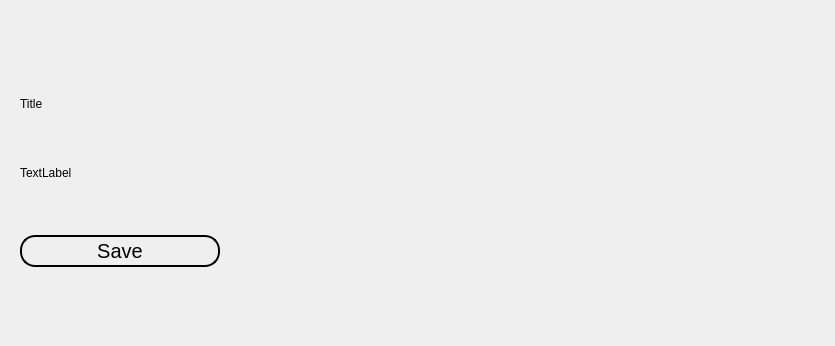
Above: ui/result.ui from Achu-Worifung/quickMove before the change. Below: the same form after it.
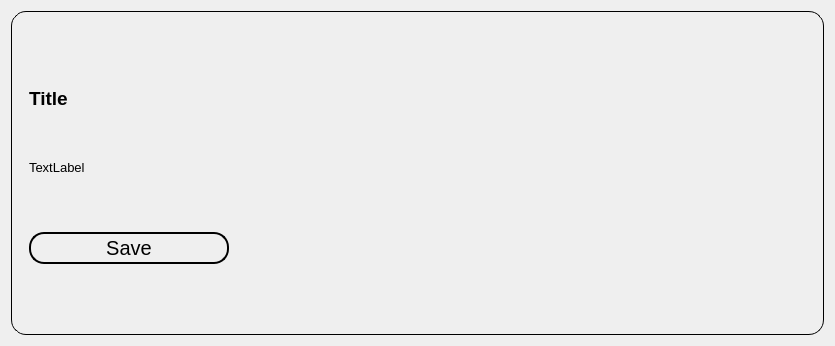
That is the form after the change.

Commit message: added some style to the app

Patch:
```diff
--- a/ui/result.ui
+++ b/ui/result.ui
@@ -13,9 +13,31 @@
   <property name="windowTitle">
    <string>Form</string>
   </property>
-  <layout class="QGridLayout" name="gridLayout">
-   <item row="0" column="0">
+  <layout class="QVBoxLayout" name="verticalLayout">
+   <item>
+    <widget class="QWidget" name="container" native="true">
+     <property name="styleSheet">
+      <string notr="true">#container {
+    border: 1px solid black;
+    border-radius: 15px;
+    transition: all 0.3s ease; /* Smooth animation */
+}
+
+#container:hover {
+    cursor: pointer;
+    transform: scale(1.05); /* Slightly expand */
+}
+</string>
+     </property>
+     <layout class="QVBoxLayout" name="verticalLayout_3">
+      <item>
     <layout class="QVBoxLayout" name="result">
+        <property name="spacing">
+         <number>1</number>
+        </property>
+        <property name="leftMargin">
+         <number>0</number>
+        </property>
      <item>
       <widget class="QWidget" name="widget_2" native="true">
        <property name="maximumSize">
@@ -24,15 +46,40 @@
          <height>150</height>
         </size>
        </property>
+          <property name="styleSheet">
+           <string notr="true"/>
+          </property>
        <layout class="QGridLayout" name="gridLayout_2">
         <item row="0" column="0">
          <widget class="QLabel" name="title">
+             <property name="sizePolicy">
+              <sizepolicy hsizetype="Expanding" vsizetype="Preferred">
+               <horstretch>0</horstretch>
+               <verstretch>0</verstretch>
+              </sizepolicy>
+             </property>
+             <property name="minimumSize">
+              <size>
+               <width>0</width>
+               <height>35</height>
+              </size>
+             </property>
           <property name="maximumSize">
            <size>
             <width>16777215</width>
-            <height>50</height>
-           </size>
-          </property>
+               <height>55</height>
+              </size>
+             </property>
+             <property name="font">
+              <font>
+               <pointsize>14</pointsize>
+               <weight>75</weight>
+               <bold>true</bold>
+              </font>
+             </property>
+             <property name="styleSheet">
+              <string notr="true"/>
+             </property>
           <property name="text">
            <string>Title</string>
           </property>
@@ -40,15 +87,32 @@
         </item>
         <item row="1" column="0">
          <widget class="QLabel" name="body">
+             <property name="sizePolicy">
+              <sizepolicy hsizetype="Preferred" vsizetype="Expanding">
+               <horstretch>0</horstretch>
+               <verstretch>0</verstretch>
+              </sizepolicy>
+             </property>
           <property name="maximumSize">
            <size>
             <width>16777215</width>
-            <height>145</height>
-           </size>
-          </property>
+               <height>175</height>
+              </size>
+             </property>
+             <property name="font">
+              <font>
+               <pointsize>10</pointsize>
+              </font>
+             </property>
+             <property name="lineWidth">
+              <number>1</number>
+             </property>
           <property name="text">
            <string>TextLabel</string>
           </property>
+             <property name="wordWrap">
+              <bool>true</bool>
+             </property>
          </widget>
         </item>
        </layout>
@@ -65,18 +129,31 @@
        <layout class="QVBoxLayout" name="verticalLayout_2">
         <item>
          <widget class="QPushButton" name="save">
+             <property name="sizePolicy">
+              <sizepolicy hsizetype="Expanding" vsizetype="Expanding">
+               <horstretch>0</horstretch>
+               <verstretch>0</verstretch>
+              </sizepolicy>
+             </property>
           <property name="maximumSize">
            <size>
             <width>200</width>
-            <height>60</height>
-           </size>
-          </property>
+               <height>100</height>
+              </size>
+             </property>
+             <property name="font">
+              <font>
+               <pointsize>-1</pointsize>
+               <weight>50</weight>
+               <italic>false</italic>
+               <bold>false</bold>
+              </font>
+             </property>
           <property name="styleSheet">
            <string notr="true">    border-style: outset;
     border-width: 2px;
     border-radius: 15px;
     border-color: black;
-    padding: 4px;
 font:20px
 </string>
           </property>
@@ -89,6 +166,9 @@
       </widget>
      </item>
     </layout>
+      </item>
+     </layout>
+    </widget>
    </item>
   </layout>
  </widget>
```
Left out of the diff: 2 changed lines with no effect on the pictures. Lines whose indentation alone changed are shown as unchanged. The commit also changes 6 other files.
